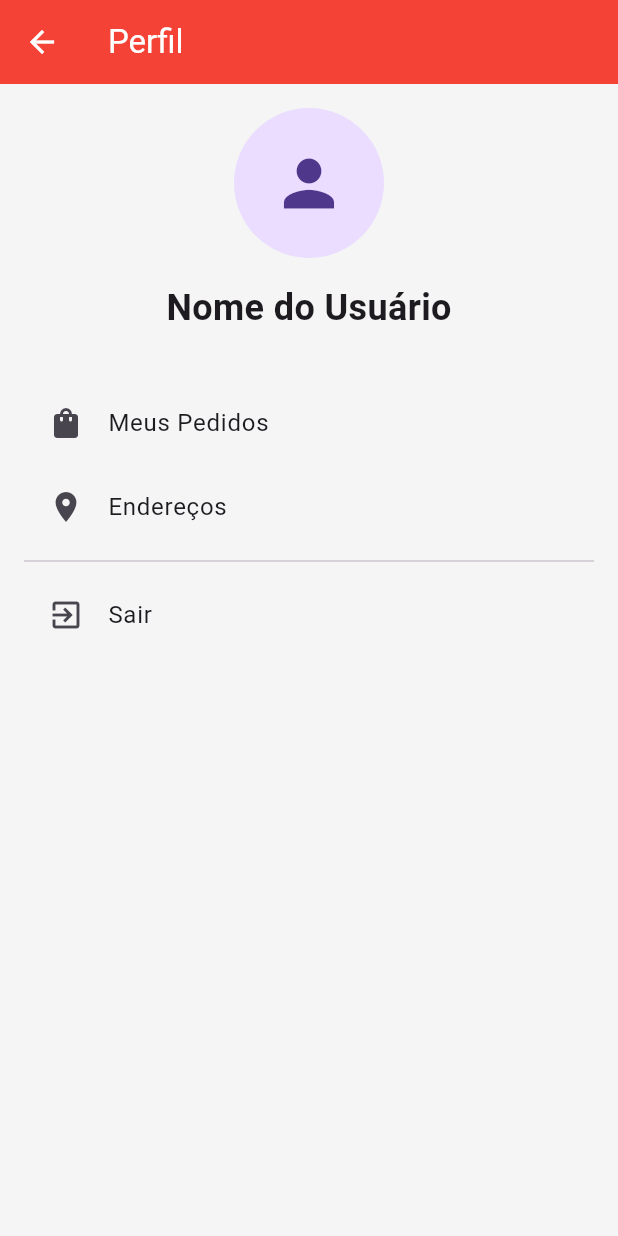
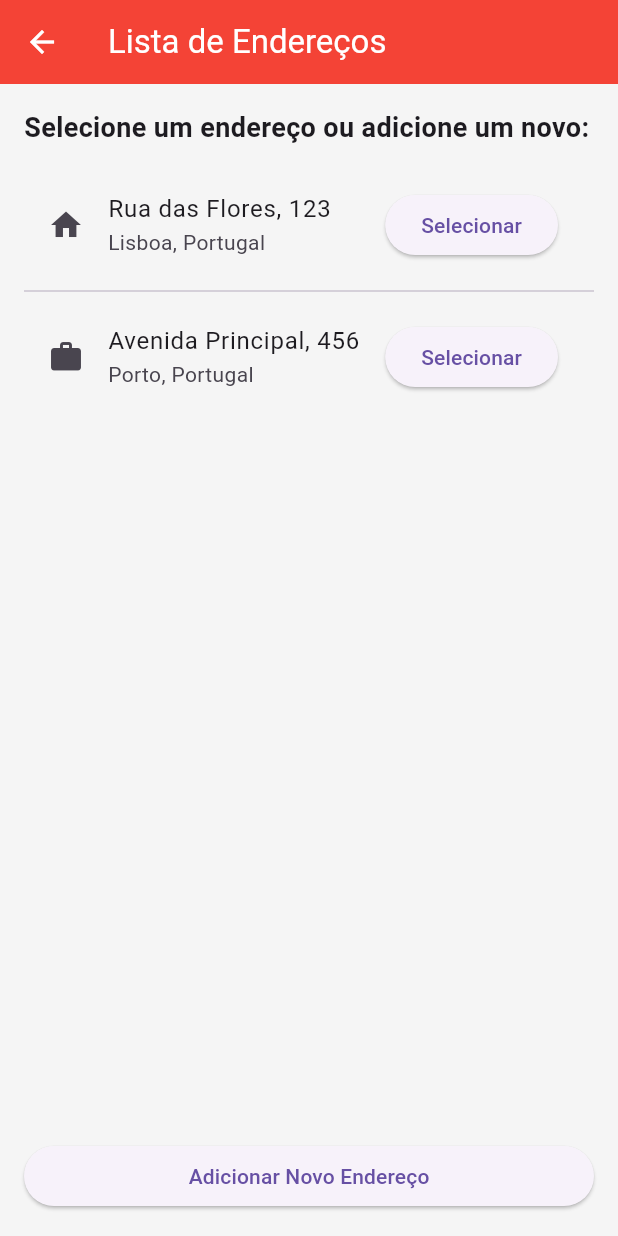
Before and after one commit to Ed7895678/PM_Flutter, a Flutter app: the ProfileScreen screen opened by its route, after a tap on "Endereços", on a phone screen of 412 x 824 dp. Run offline on Flutter 3.47's test engine with Material 3 defaults, Android fonts, the phone set to English and light mode, and no system bars; network calls fail.

Commit message:
Continuação de confirmação de ordem
payment_screen completo e inicio de address_screen, addresses_list em profile

```diff
--- /dev/null
+++ b/projeto/lib/screens/profile/addresses_list_screen.dart
@@ -0,0 +1,70 @@
+// lib/screens/address/addresses_list_screen.dart
+import 'package:flutter/material.dart';
+import '../../widgets/header.dart';
+
+class AddressesListScreen extends StatelessWidget {
+  const AddressesListScreen({super.key});
+
+  @override
+  Widget build(BuildContext context) {
+    return Scaffold(
+
+      appBar: const Header(
+        title: "Lista de Endereços",
+      ),
+
+      body: Padding(
+        padding: const EdgeInsets.all(16.0),
+        child: Column(
+          crossAxisAlignment: CrossAxisAlignment.stretch,
+          children: [
+            const Text(
+              "Selecione um endereço ou adicione um novo:",
+              style: TextStyle(fontSize: 18, fontWeight: FontWeight.bold),
+            ),
+            const SizedBox(height: 16),
+
+            // Lista de endereços (simulada)
+            Expanded(
+              child: ListView(
+                children: [
+                  ListTile(
+                    leading: const Icon(Icons.home),
+                    title: const Text("Rua das Flores, 123"),
+                    subtitle: const Text("Lisboa, Portugal"),
+                    trailing: ElevatedButton(
+                      onPressed: () {
+                        // Lógica de seleção de endereço
+                      },
+                      child: const Text("Selecionar"),
+                    ),
+                  ),
+                  const Divider(),
+                  ListTile(
+                    leading: const Icon(Icons.work),
+                    title: const Text("Avenida Principal, 456"),
+                    subtitle: const Text("Porto, Portugal"),
+                    trailing: ElevatedButton(
+                      onPressed: () {
+                        // Lógica de seleção de endereço
+                      },
+                      child: const Text("Selecionar"),
+                    ),
+                  ),
+                ],
+              ),
+            ),
+
+            const SizedBox(height: 16),
+            ElevatedButton(
+              onPressed: () {
+                // Lógica para adicionar um novo endereço
+              },
+              child: const Text("Adicionar Novo Endereço"),
+            ),
+          ],
+        ),
+      ),
+    );
+  }
+}
--- a/projeto/lib/screens/profile/profile_screen.dart
+++ b/projeto/lib/screens/profile/profile_screen.dart
@@ -3,6 +3,7 @@ import 'package:flutter/material.dart';
 import '../../main.dart';
 import '../../widgets/header.dart';
 import '../order/order_list_screen.dart';
+import 'addresses_list_screen.dart';
 
 class ProfileScreen extends StatefulWidget {
   const ProfileScreen({super.key});
@@ -29,15 +30,8 @@ class _ProfileScreenState extends State<ProfileScreen> {
             radius: 50,
             child: Icon(Icons.person, size: 50),
           ),
-          const SizedBox(height: 16),
-          const Center(
-            child: Text(
-              'Nome do Usuário',
-              style: TextStyle(fontSize: 24, fontWeight: FontWeight.bold),
-            ),
-          ),
 
-          // Meus Pedidos
+          // Pedidos Realizados
           const SizedBox(height: 32),
           ListTile(
             leading: const Icon(Icons.shopping_bag),
@@ -57,6 +51,12 @@ class _ProfileScreenState extends State<ProfileScreen> {
             leading: const Icon(Icons.location_on),
             title: const Text('Endereços'),
             onTap: () {
+              Navigator.push(
+                context,
+                MaterialPageRoute(
+                  builder: (context) => const AddressesListScreen(),
+                ),
+              );
             },
           ),
 
```
Also changed, not shown: projeto/lib/screens/cart/cart_screen.dart (+15 -47 lines), projeto/lib/screens/order/payment_screen.dart (added, +137 -0 lines), projeto/lib/screens/order/address_screen.dart (added).
